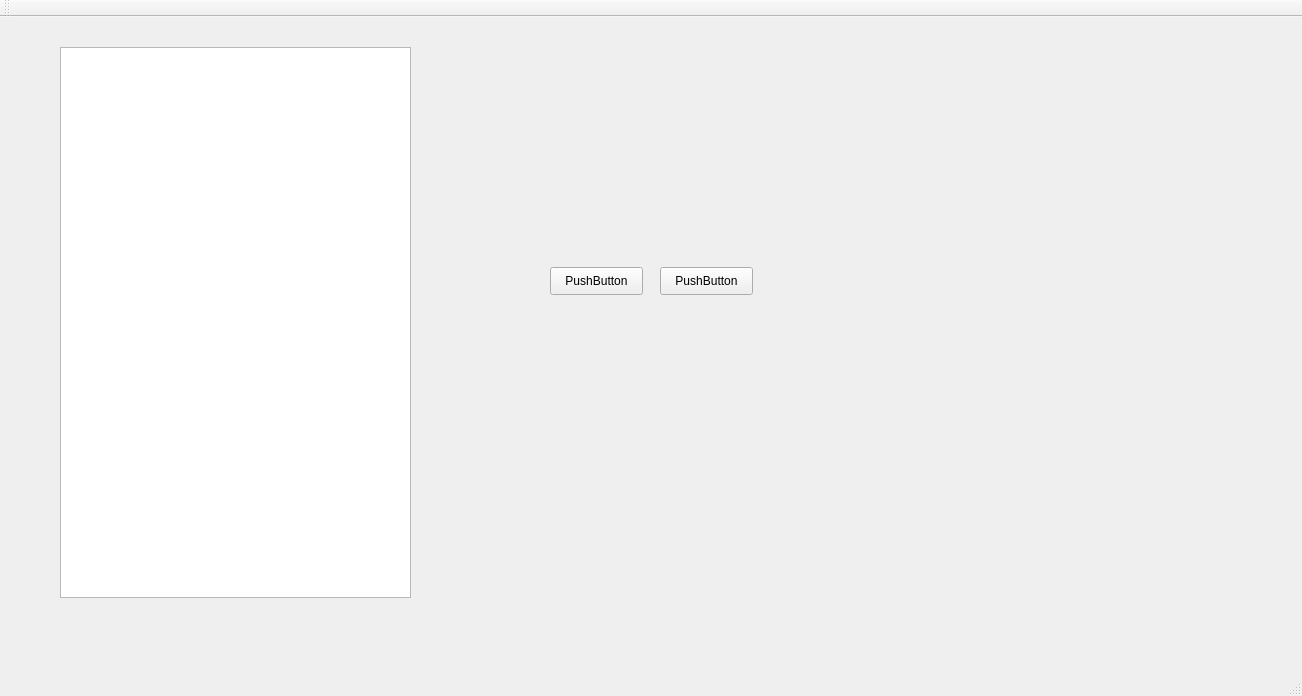
The window that TFGapp/TFGapp/mainwindow.ui (tfgapp/tfg) describes before a commit, drawn with Qt 5.
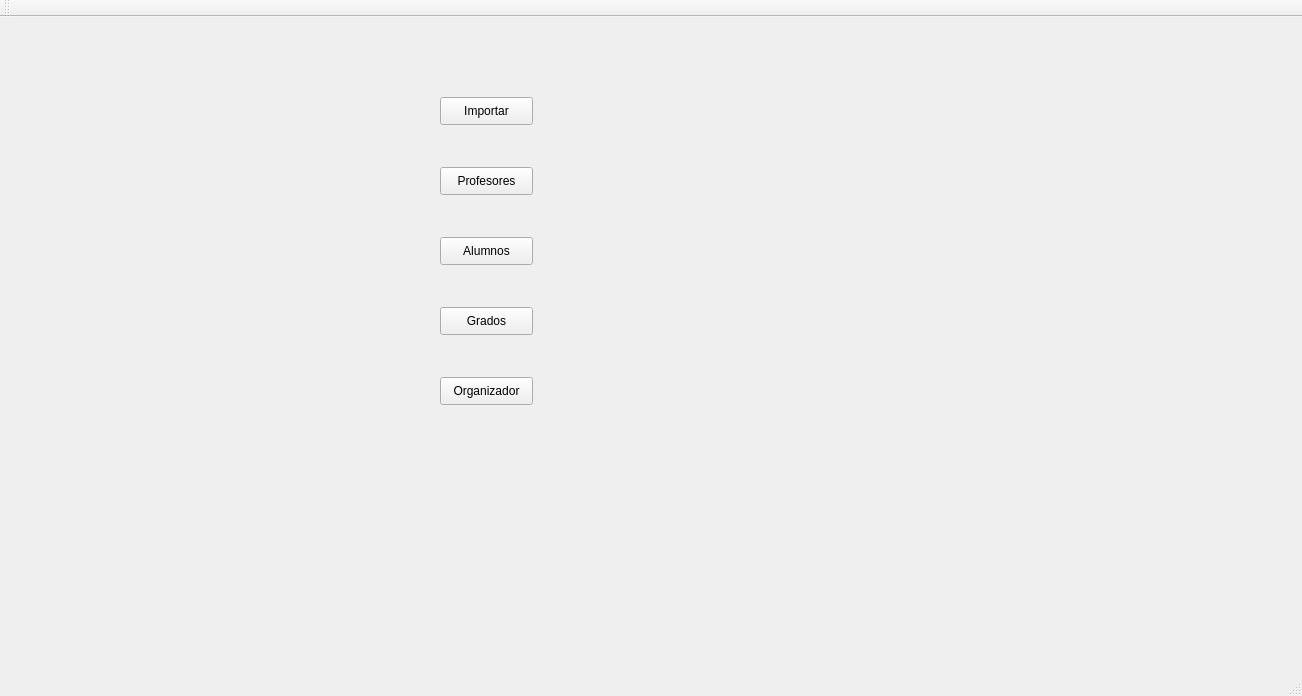
The same window after the commit.

```diff
--- a/TFGapp/TFGapp/mainwindow.ui
+++ b/TFGapp/TFGapp/mainwindow.ui
@@ -17,37 +17,66 @@
    <widget class="QPushButton" name="botonPath">
     <property name="geometry">
      <rect>
-      <x>550</x>
-      <y>250</y>
+      <x>440</x>
+      <y>80</y>
       <width>93</width>
       <height>28</height>
      </rect>
     </property>
     <property name="text">
-     <string>PushButton</string>
+     <string>Importar</string>
     </property>
    </widget>
    <widget class="QPushButton" name="pushButton_2">
     <property name="geometry">
      <rect>
-      <x>660</x>
-      <y>250</y>
+      <x>440</x>
+      <y>150</y>
       <width>93</width>
       <height>28</height>
      </rect>
     </property>
     <property name="text">
-     <string>PushButton</string>
+     <string>Profesores</string>
     </property>
    </widget>
-   <widget class="QListWidget" name="listWidget">
+   <widget class="QPushButton" name="alumnosBoton">
     <property name="geometry">
      <rect>
-      <x>60</x>
-      <y>30</y>
-      <width>351</width>
-      <height>551</height>
+      <x>440</x>
+      <y>220</y>
+      <width>93</width>
+      <height>28</height>
      </rect>
+    </property>
+    <property name="text">
+     <string>Alumnos</string>
+    </property>
+   </widget>
+   <widget class="QPushButton" name="gradosBoton">
+    <property name="geometry">
+     <rect>
+      <x>440</x>
+      <y>290</y>
+      <width>93</width>
+      <height>28</height>
+     </rect>
+    </property>
+    <property name="text">
+     <string>Grados</string>
+    </property>
+   </widget>
+   <widget class="QPushButton" name="organizadorBoton">
+    <property name="geometry">
+     <rect>
+      <x>440</x>
+      <y>360</y>
+      <width>93</width>
+      <height>28</height>
+     </rect>
+    </property>
+    <property name="text">
+     <string>Organizador</string>
     </property>
    </widget>
   </widget>
```
Left out of the diff: 27 changed lines with no effect on the pictures.
